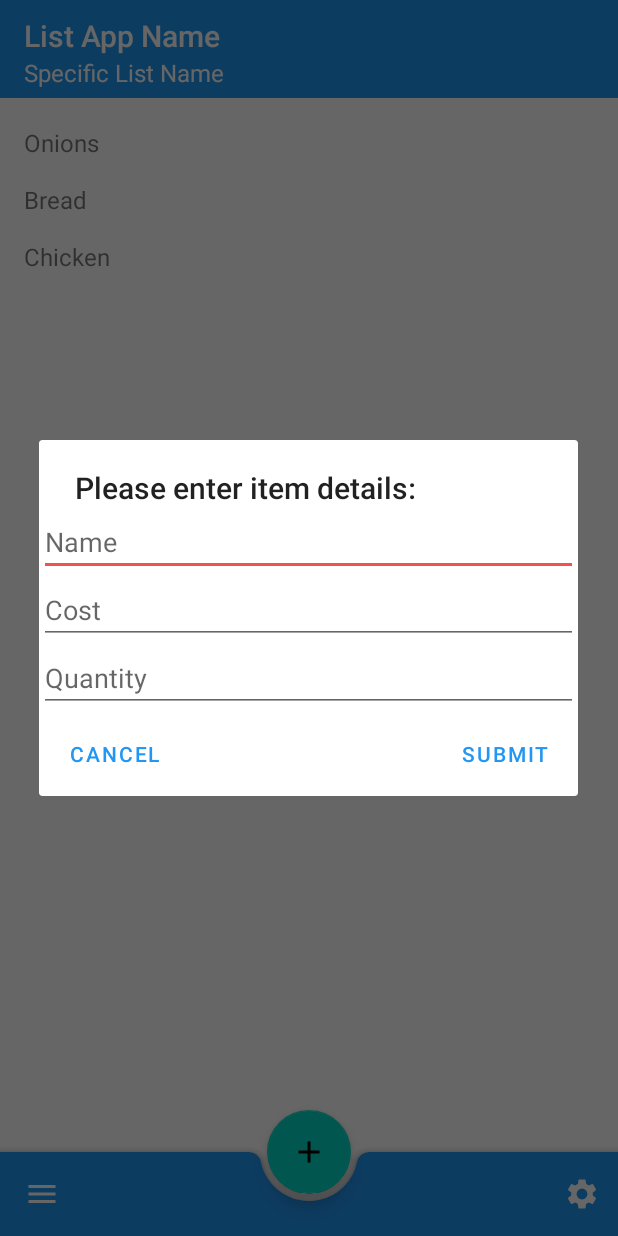
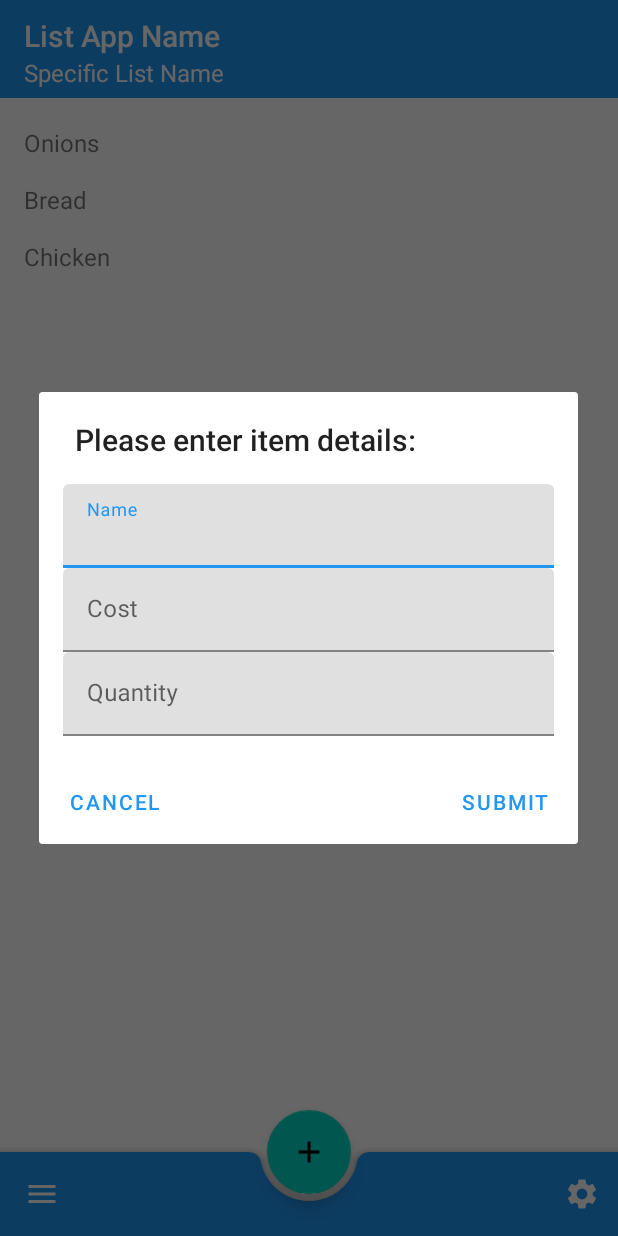
Before and after one commit to tahmidul612/ShoppingList, an Android app: the screen it shows after launch once a user with an empty profile is signed in (MainActivity), after a tap on an icon or button, on a phone screen of 412 x 824 dp. Run offline under Robolectric (Android 15) with nearby library versions, the phone set to English and light mode, and no system bars; our stand-ins replace Firebase (no records; nobody signed in at launch, a user with empty details on screens opened directly).

```diff
--- a/app/build.gradle
+++ b/app/build.gradle
@@ -45,6 +45,7 @@ dependencies {
     //Required for Google Sign-In:
     implementation 'com.google.android.gms:play-services-auth:17.0.0'
 
+    implementation 'com.google.android.gms:play-services-maps:17.0.0'
     testImplementation 'junit:junit:4.12'
     androidTestImplementation 'androidx.test.ext:junit:1.1.1'
     androidTestImplementation 'androidx.test.espresso:espresso-core:3.2.0'
--- /dev/null
+++ b/app/src/debug/res/values/google_maps_api.xml
@@ -0,0 +1,3 @@
+<resources>
+    <string name="google_maps_key" templateMergeStrategy="preserve" translatable="false">AIzaSyDKTMBXJb4xJUaslnYVs4GwjzpLFGQ15ig</string>
+</resources>
--- a/app/src/main/java/com/lakehead/shoppinglist/SettingsActivity.kt
+++ b/app/src/main/java/com/lakehead/shoppinglist/SettingsActivity.kt
@@ -16,5 +16,8 @@ class SettingsActivity : AppCompatActivity() {
             startActivity(LoginActivity.getLaunchIntent(this))
             FirebaseAuth.getInstance().signOut()
         }
+        google_map_button.setOnClickListener {
+            startActivity(MapsActivity.getLaunchIntent(this))
+        }
     }
 }
--- a/app/src/main/res/layout/activity_settings.xml
+++ b/app/src/main/res/layout/activity_settings.xml
@@ -11,10 +11,16 @@
         android:layout_width="match_parent"
         android:layout_height="wrap_content" />
 
+    <com.google.android.material.button.MaterialButton
+        android:id="@+id/google_map_button"
+        android:layout_width="match_parent"
+        android:layout_height="wrap_content"
+        android:text="@string/map_button_text" />
     <Button
         android:id="@+id/signOut"
         android:layout_height="wrap_content"
         android:padding="16dp"
+        android:gravity="bottom"
         android:layout_width="match_parent"
         android:text="@string/sign_out" />
 
--- a/app/src/main/res/layout/input_item_view.xml
+++ b/app/src/main/res/layout/input_item_view.xml
@@ -1,31 +1,52 @@
 <?xml version="1.0" encoding="utf-8"?>
 <LinearLayout xmlns:android="http://schemas.android.com/apk/res/android"
     android:orientation="vertical"
+    android:padding="16dp"
     android:layout_width="match_parent"
     android:layout_height="match_parent">
+
+    <!-- Using textInput layout enables clicking next on keyboard
+         to go to the next field -->
+    <com.google.android.material.textfield.TextInputLayout
+        android:layout_width="match_parent"
+        android:layout_height="wrap_content">
 
         <EditText
             android:id="@+id/inputName"
             android:layout_width="match_parent"
             android:layout_height="wrap_content"
             android:hint="@string/name"
-        android:inputType="textAutoComplete"
-        android:importantForAutofill="no" />
+            android:imeOptions="actionNext"
+            android:importantForAutofill="no"
+            android:inputType="textAutoComplete" />
+    </com.google.android.material.textfield.TextInputLayout>
+
+    <com.google.android.material.textfield.TextInputLayout
+        android:layout_width="match_parent"
+        android:layout_height="wrap_content">
 
         <EditText
             android:id="@+id/inputCost"
             android:layout_width="match_parent"
             android:layout_height="wrap_content"
             android:hint="@string/cost"
-        android:inputType="numberDecimal"
-        android:importantForAutofill="no" />
+            android:imeOptions="actionNext"
+            android:importantForAutofill="no"
+            android:inputType="numberDecimal" />
+    </com.google.android.material.textfield.TextInputLayout>
+
+    <com.google.android.material.textfield.TextInputLayout
+        android:layout_width="match_parent"
+        android:layout_height="wrap_content">
 
         <EditText
             android:id="@+id/inputQuantity"
             android:layout_width="match_parent"
             android:layout_height="wrap_content"
             android:hint="@string/quantity"
-        android:inputType="number"
-        android:importantForAutofill="no" />
+            android:imeOptions="actionDone"
+            android:importantForAutofill="no"
+            android:inputType="number" />
+    </com.google.android.material.textfield.TextInputLayout>
 
 </LinearLayout>
--- a/app/src/main/res/values/strings.xml
+++ b/app/src/main/res/values/strings.xml
@@ -10,4 +10,6 @@
     <string name="cost">Cost</string>
     <string name="quantity">Quantity</string>
     <string name="name">Name</string>
+    <string name="title_activity_maps">Map</string>
+    <string name="map_button_text">Open Map</string>
 </resources>
```
Also changed, not shown: app/src/main/AndroidManifest.xml (+24 -0 lines), app/src/main/java/com/lakehead/shoppinglist/MapsActivity.kt (added, +52 -0 lines), app/src/main/res/layout/activity_maps.xml (added, +15 -0 lines), 1 other file. Lines whose indentation alone changed are shown as unchanged.
